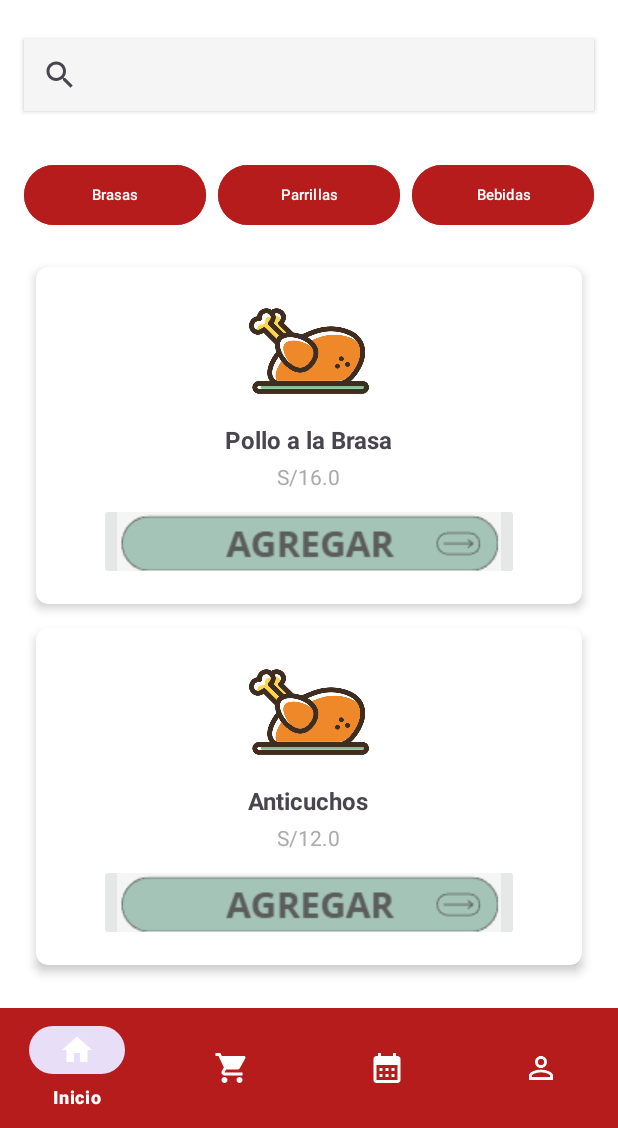
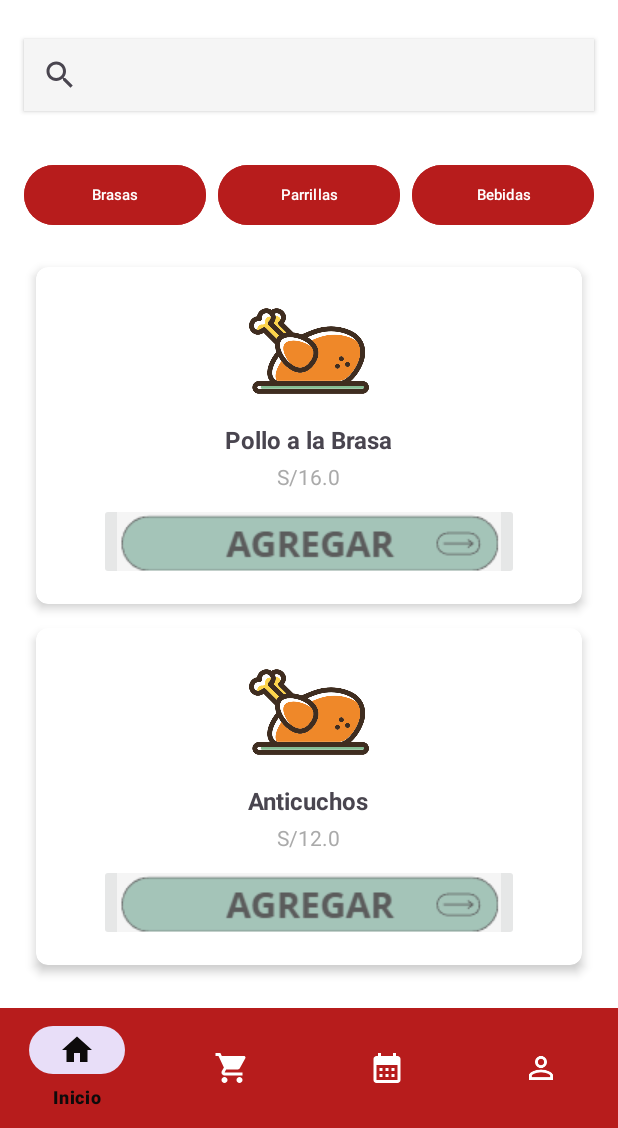
Before and after one commit to nDamt/ElPollonMovil, an Android app: the MainActivity screen opened directly, with no data from a screen before it, on a phone screen of 412 x 824 dp, the part 108-1236 px from its top. Run offline under Robolectric (Android 15) with nearby library versions, the phone set to English and light mode, and no system bars.

Commit message:
cambio de color de icono seleccionado

```diff
--- /dev/null
+++ b/app/src/main/res/color/nav_item_color.xml
@@ -0,0 +1,5 @@
+<?xml version="1.0" encoding="utf-8"?>
+<selector xmlns:android="http://schemas.android.com/apk/res/android">
+    <item android:color="#0D0B0B" android:state_checked="true" />
+    <item android:color="#FFFFFF" android:state_checked="false" />
+</selector>
--- a/app/src/main/res/layout/activity_cart.xml
+++ b/app/src/main/res/layout/activity_cart.xml
@@ -86,8 +86,8 @@
         android:layout_height="wrap_content"
         android:layout_alignParentBottom="true"
         android:background="#B71C1C"
-        app:itemIconTint="@android:color/white"
-        app:itemTextColor="@android:color/white"
+        app:itemIconTint="@color/nav_item_color"
+        app:itemTextColor="@color/nav_item_color"
         app:menu="@menu/bottom_navigation_menu" />
 
 </RelativeLayout>
--- a/app/src/main/res/layout/activity_main.xml
+++ b/app/src/main/res/layout/activity_main.xml
@@ -122,8 +122,8 @@
         android:layout_height="wrap_content"
         android:layout_alignParentBottom="true"
         android:background="#B71C1C"
-        app:itemIconTint="@color/white"
-        app:itemTextColor="@color/white"
+        app:itemIconTint="@color/nav_item_color"
+        app:itemTextColor="@color/nav_item_color"
         app:menu="@menu/bottom_navigation_menu" />
 
 </RelativeLayout>
--- a/app/src/main/res/layout/activity_profile.xml
+++ b/app/src/main/res/layout/activity_profile.xml
@@ -178,7 +178,7 @@
         android:layout_height="wrap_content"
         android:layout_alignParentBottom="true"
         android:background="#B71C1C"
-        app:itemIconTint="@android:color/white"
-        app:itemTextColor="@android:color/white"
+        app:itemIconTint="@color/nav_item_color"
+        app:itemTextColor="@color/nav_item_color"
         app:menu="@menu/bottom_navigation_menu" />
 </RelativeLayout>
--- a/app/src/main/res/layout/activity_reservacion.xml
+++ b/app/src/main/res/layout/activity_reservacion.xml
@@ -133,8 +133,8 @@
         android:layout_width="match_parent"
         android:layout_height="wrap_content"
         android:layout_alignParentBottom="true"
-        android:background="#FFECEC"
-        app:itemIconTint="@color/material_dynamic_secondary20"
-        app:itemTextColor="#000000"
+        android:background="#B71C1C"
+        app:itemIconTint="@color/nav_item_color"
+        app:itemTextColor="@color/nav_item_color"
         app:menu="@menu/bottom_navigation_menu" />
 </RelativeLayout>
```
